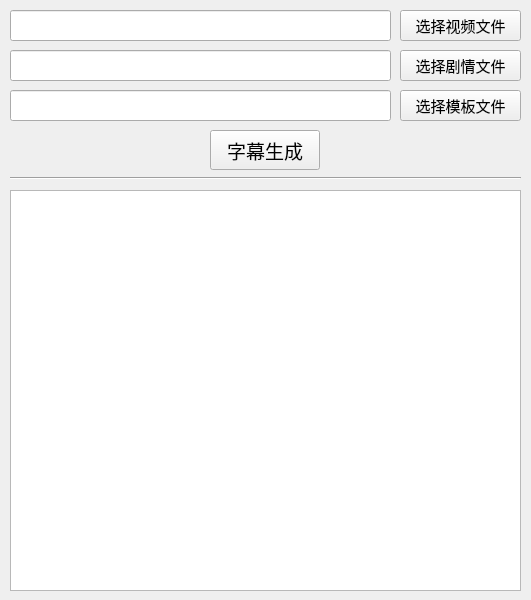
Hart-160/ass-automation, file GUI Pages/run_ass.ui: the form before one commit.
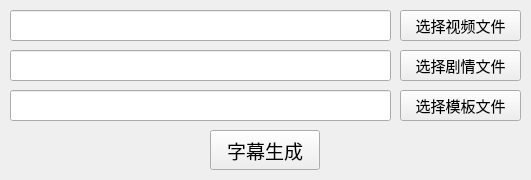
The form after the commit.

The edit to the form file:
```diff
--- a/GUI Pages/run_ass.ui
+++ b/GUI Pages/run_ass.ui
@@ -7,19 +7,19 @@
     <x>0</x>
     <y>0</y>
     <width>531</width>
-    <height>600</height>
+    <height>180</height>
    </rect>
   </property>
   <property name="minimumSize">
    <size>
     <width>531</width>
-    <height>600</height>
+    <height>180</height>
    </size>
   </property>
   <property name="maximumSize">
    <size>
     <width>531</width>
-    <height>600</height>
+    <height>180</height>
    </size>
   </property>
   <property name="windowTitle">
@@ -171,29 +171,6 @@
      </font>
     </property>
    </widget>
-   <widget class="QTextBrowser" name="textBrowser">
-    <property name="geometry">
-     <rect>
-      <x>10</x>
-      <y>190</y>
-      <width>511</width>
-      <height>401</height>
-     </rect>
-    </property>
-   </widget>
-   <widget class="Line" name="line">
-    <property name="geometry">
-     <rect>
-      <x>10</x>
-      <y>170</y>
-      <width>511</width>
-      <height>16</height>
-     </rect>
-    </property>
-    <property name="orientation">
-     <enum>Qt::Horizontal</enum>
-    </property>
-   </widget>
   </widget>
  </widget>
  <resources/>
```
